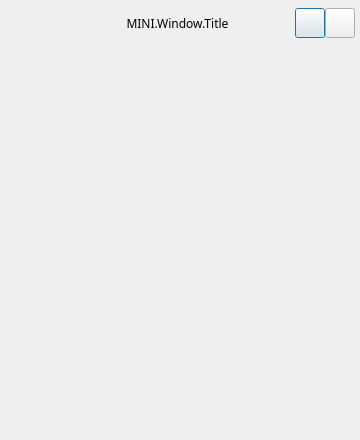
The window that Smart/forms/LoginMini.ui (jackeyxp/obs-studio) describes before a commit, drawn with Qt 5.
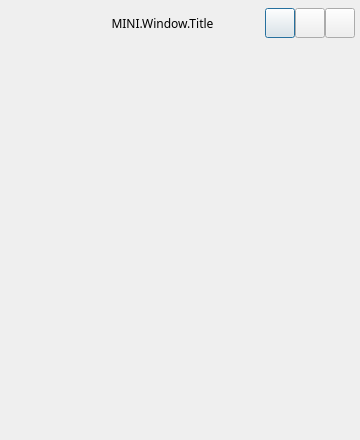
The same window after the commit. Icons and pictures are not drawn.

Commit message: 新增CLoginMini更改登录终端类型功能；

What changed in the file:
```diff
--- a/Smart/forms/LoginMini.ui
+++ b/Smart/forms/LoginMini.ui
@@ -48,7 +48,7 @@
     <number>0</number>
    </property>
    <item>
-    <layout class="QHBoxLayout" name="hori_title" stretch="0,0,0,0">
+    <layout class="QHBoxLayout" name="hori_title" stretch="0,0,0,0,0">
      <property name="spacing">
       <number>0</number>
      </property>
@@ -111,6 +111,37 @@
        </property>
       </widget>
      </item>
+     <item>
+      <widget class="QPushButton" name="btnArrow">
+       <property name="sizePolicy">
+        <sizepolicy hsizetype="Fixed" vsizetype="Fixed">
+         <horstretch>0</horstretch>
+         <verstretch>0</verstretch>
+        </sizepolicy>
+       </property>
+       <property name="minimumSize">
+        <size>
+         <width>0</width>
+         <height>0</height>
+        </size>
+       </property>
+       <property name="maximumSize">
+        <size>
+         <width>30</width>
+         <height>30</height>
+        </size>
+       </property>
+       <property name="cursor">
+        <cursorShape>PointingHandCursor</cursorShape>
+       </property>
+       <property name="toolTip">
+        <string>MINI.Tips.Type</string>
+       </property>
+       <property name="text">
+        <string/>
+       </property>
+      </widget>
+     </item>
      <item>
       <widget class="QPushButton" name="btnMin">
        <property name="sizePolicy">
```
Left out of the diff: 2 changed lines with no effect on the pictures. The commit also changes 9 other files.
